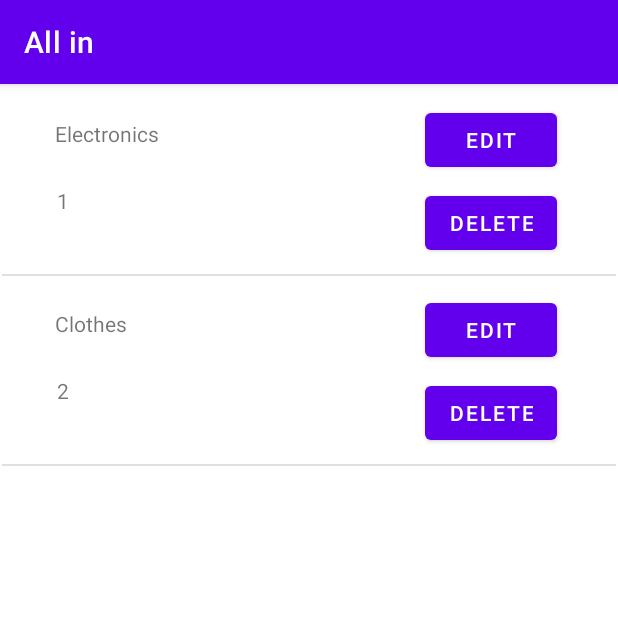
After one commit to alikashlan10/Allin, an Android app: the CategoryActivity screen opened directly, with no data from a screen before it, on a phone screen of 412 x 824 dp, the top half of it. The commit adds this screen. Run offline under Robolectric (Android 15) with nearby library versions, the phone set to English and light mode, and no system bars.

Commit message:
load & delete categories

```diff
--- a/app/src/main/AndroidManifest.xml
+++ b/app/src/main/AndroidManifest.xml
@@ -13,6 +13,12 @@
         android:supportsRtl="true"
         android:theme="@style/Theme.AllIn"
         tools:targetApi="31">
+        <activity
+            android:name=".AddCategoryActivity"
+            android:exported="false" />
+        <activity
+            android:name=".CategoryActivity"
+            android:exported="false" />
         <activity
             android:name=".AuthenticationActivity"
             android:exported="true" />
--- /dev/null
+++ b/app/src/main/java/com/example/allin/AddCategoryActivity.java
@@ -0,0 +1,14 @@
+package com.example.allin;
+
+import androidx.appcompat.app.AppCompatActivity;
+
+import android.os.Bundle;
+
+public class AddCategoryActivity extends AppCompatActivity {
+
+    @Override
+    protected void onCreate(Bundle savedInstanceState) {
+        super.onCreate(savedInstanceState);
+        setContentView(R.layout.activity_add_category);
+    }
+}
--- /dev/null
+++ b/app/src/main/java/com/example/allin/CategoryActivity.java
@@ -0,0 +1,24 @@
+package com.example.allin;
+
+import androidx.appcompat.app.AppCompatActivity;
+
+import android.os.Bundle;
+import android.widget.ListView;
+
+import java.util.ArrayList;
+import java.util.List;
+
+public class CategoryActivity extends AppCompatActivity {
+
+    @Override
+    protected void onCreate(Bundle savedInstanceState) {
+        super.onCreate(savedInstanceState);
+        setContentView(R.layout.activity_category);
+
+        ListView lv;
+        lv = findViewById(R.id.categoryList);
+        OnlineShoppingSystem system = OnlineShoppingSystem.getInstance();
+        CategoryAdapter categoryAdapter = new CategoryAdapter(this,R.layout.category_design,system.getCategories());
+        lv.setAdapter(categoryAdapter);
+    }
+}
--- /dev/null
+++ b/app/src/main/java/com/example/allin/CategoryAdapter.java
@@ -0,0 +1,68 @@
+package com.example.allin;
+
+import android.content.Context;
+import android.view.LayoutInflater;
+import android.view.View;
+import android.view.ViewGroup;
+import android.widget.BaseAdapter;
+import android.widget.Button;
+import android.widget.TextView;
+
+import java.util.List;
+
+public class CategoryAdapter extends BaseAdapter {
+    private Context c;
+    private int resource;
+    private List<Category> categories;
+
+    public CategoryAdapter(Context c, int resource, List<Category> categories)
+    {
+        this.c = c;
+        this.resource=resource;
+        this.categories = categories;
+    }
+    @Override
+    public int getCount() {
+        return categories.size();
+    }
+
+    @Override
+    public Category getItem(int position) {
+        return categories.get(position);
+    }
+
+    @Override
+    public long getItemId(int position) {
+        return 0;
+    }
+
+    @Override
+    public View getView(int position, View convertView, ViewGroup parent) {
+        View v = convertView;
+        if(v == null)
+        {
+            v = LayoutInflater.from(c).inflate(resource, null, false);
+        }
+
+        TextView categoryName = v.findViewById(R.id.categoryName);
+        TextView categoryID = v.findViewById(R.id.categoryID);
+        Button categoryEditButton = v.findViewById(R.id.categoryEditButton);
+        Button categoryDeleteButton = v.findViewById(R.id.categoryDeleteButton);
+
+        Category category = getItem(position);
+        categoryName.setText(category.getCategoryName());
+        categoryID.setText(String.valueOf(category.getCategoryId()));
+        categoryDeleteButton.setOnClickListener(new View.OnClickListener() {
+            @Override
+            public void onClick(View view) {
+                DbHelper dbHelper = new DbHelper(c);
+                dbHelper.DeleteCategory(category.getCategoryId());
+                categories.remove(position);
+            }
+        });
+
+
+        return v;
+    }
+
+}
--- a/app/src/main/java/com/example/allin/MainActivity.java
+++ b/app/src/main/java/com/example/allin/MainActivity.java
@@ -31,6 +31,7 @@ public class MainActivity extends AppCompatActivity {
         system.loadUsersFromDatabase(dbHelper);
         // system.loadItemsFromDatabase(dbHelper);
         system.loadItemsFromDatabase(dbHelper);
+        system.InitializeAppData(dbHelper);
 
 
         Intent intent = new Intent(MainActivity.this, LoginActivity.class);
--- /dev/null
+++ b/app/src/main/res/layout/activity_add_category.xml
@@ -0,0 +1,9 @@
+<?xml version="1.0" encoding="utf-8"?>
+<androidx.constraintlayout.widget.ConstraintLayout xmlns:android="http://schemas.android.com/apk/res/android"
+    xmlns:app="http://schemas.android.com/apk/res-auto"
+    xmlns:tools="http://schemas.android.com/tools"
+    android:layout_width="match_parent"
+    android:layout_height="match_parent"
+    tools:context=".AddCategoryActivity">
+
+</androidx.constraintlayout.widget.ConstraintLayout>
--- /dev/null
+++ b/app/src/main/res/layout/activity_category.xml
@@ -0,0 +1,17 @@
+<?xml version="1.0" encoding="utf-8"?>
+<androidx.constraintlayout.widget.ConstraintLayout xmlns:android="http://schemas.android.com/apk/res/android"
+    xmlns:app="http://schemas.android.com/apk/res-auto"
+    xmlns:tools="http://schemas.android.com/tools"
+    android:layout_width="match_parent"
+    android:layout_height="match_parent"
+    tools:context=".CategoryActivity">
+
+    <ListView
+        android:id="@+id/categoryList"
+        android:layout_width="409dp"
+        android:layout_height="729dp"
+        android:layout_marginStart="1dp"
+        android:layout_marginTop="1dp"
+        app:layout_constraintStart_toStartOf="parent"
+        app:layout_constraintTop_toTopOf="parent" />
+</androidx.constraintlayout.widget.ConstraintLayout>
--- /dev/null
+++ b/app/src/main/res/layout/category_design.xml
@@ -0,0 +1,63 @@
+<?xml version="1.0" encoding="utf-8"?>
+<androidx.constraintlayout.widget.ConstraintLayout xmlns:android="http://schemas.android.com/apk/res/android"
+    xmlns:app="http://schemas.android.com/apk/res-auto"
+    xmlns:tools="http://schemas.android.com/tools"
+    android:layout_width="match_parent"
+    android:layout_height="match_parent">
+
+    <RelativeLayout
+        android:layout_width="406dp"
+        android:layout_height="121dp"
+        android:layout_marginTop="4dp"
+        app:layout_constraintEnd_toEndOf="parent"
+        app:layout_constraintHorizontal_bias="0.4"
+        app:layout_constraintStart_toStartOf="parent"
+        app:layout_constraintTop_toTopOf="parent">
+
+        <TextView
+            android:id="@+id/categoryName"
+            android:layout_width="wrap_content"
+            android:layout_height="33dp"
+            android:layout_alignParentStart="true"
+            android:layout_alignParentTop="true"
+            android:layout_alignParentEnd="true"
+            android:layout_alignParentBottom="true"
+            android:layout_marginStart="34dp"
+            android:layout_marginTop="18dp"
+            android:layout_marginEnd="214dp"
+            android:layout_marginBottom="70dp"
+            android:text="CategoryName" />
+
+        <TextView
+            android:id="@+id/categoryID"
+            android:layout_width="wrap_content"
+            android:layout_height="wrap_content"
+            android:layout_alignParentStart="true"
+            android:layout_alignParentEnd="true"
+            android:layout_alignParentBottom="true"
+            android:layout_marginStart="35dp"
+            android:layout_marginEnd="257dp"
+            android:layout_marginBottom="39dp"
+            android:text="categoryID" />
+
+        <Button
+            android:id="@+id/categoryEditButton"
+            android:layout_width="wrap_content"
+            android:layout_height="wrap_content"
+            android:layout_alignParentEnd="true"
+            android:layout_alignParentBottom="true"
+            android:layout_marginEnd="37dp"
+            android:layout_marginBottom="65dp"
+            android:text="Edit" />
+
+        <Button
+            android:id="@+id/categoryDeleteButton"
+            android:layout_width="wrap_content"
+            android:layout_height="wrap_content"
+            android:layout_alignParentEnd="true"
+            android:layout_alignParentBottom="true"
+            android:layout_marginEnd="37dp"
+            android:layout_marginBottom="10dp"
+            android:text="Delete" />
+    </RelativeLayout>
+</androidx.constraintlayout.widget.ConstraintLayout>
```
